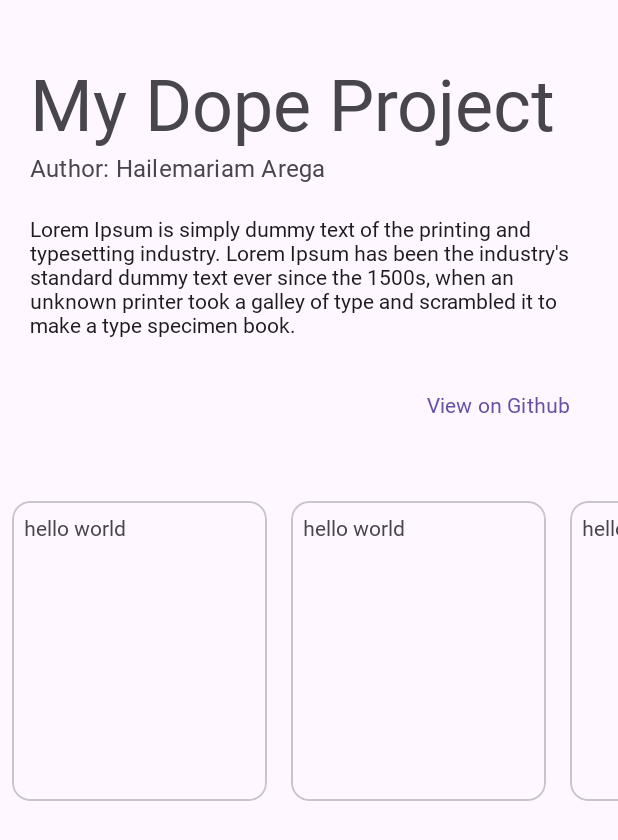
After one commit to brukted/leet-grind-hackaton, an Android app: the layout fragment_idea_detail.xml on its own in the app's theme, with its tools: preview values and no code run, on a phone screen of 412 x 824 dp. The commit adds this screen. Shown: the top 840 px of the screen. Run offline under Robolectric (Android 15) with nearby library versions, the phone set to English and light mode, and no system bars; network calls fail.

Commit message:
setup idea detail ui

```diff
--- a/android/ProjectFinder/app/src/main/res/layout/card_idea.xml
+++ b/android/ProjectFinder/app/src/main/res/layout/card_idea.xml
@@ -58,9 +58,7 @@
             app:layout_constraintEnd_toEndOf="parent"
             app:layout_constraintStart_toStartOf="parent"
             app:layout_constraintTop_toBottomOf="@+id/ideaDescription"
-            app:layout_constraintVertical_bias="0.0">
-
-        </com.google.android.material.chip.ChipGroup>
+            app:layout_constraintVertical_bias="0.0" />
 
     </androidx.constraintlayout.widget.ConstraintLayout>
 
--- /dev/null
+++ b/android/ProjectFinder/app/src/main/res/layout/fragment_idea_detail.xml
@@ -0,0 +1,88 @@
+<?xml version="1.0" encoding="utf-8"?>
+<androidx.constraintlayout.widget.ConstraintLayout xmlns:android="http://schemas.android.com/apk/res/android"
+    xmlns:app="http://schemas.android.com/apk/res-auto"
+    xmlns:tools="http://schemas.android.com/tools"
+    android:layout_width="match_parent"
+    android:layout_height="match_parent">
+
+    <TextView
+        android:id="@+id/ideaTitle"
+        android:layout_width="0dp"
+        android:layout_height="wrap_content"
+        android:layout_marginHorizontal="20dp"
+        android:layout_marginTop="36dp"
+        android:text="TextView"
+        android:textAppearance="@style/TextAppearance.MaterialComponents.Headline3"
+        app:layout_constraintEnd_toEndOf="parent"
+        app:layout_constraintStart_toStartOf="parent"
+        app:layout_constraintTop_toTopOf="parent"
+        tools:text="My Dope Project" />
+
+    <TextView
+        android:id="@+id/authorName"
+        android:layout_width="wrap_content"
+        android:layout_height="wrap_content"
+        android:textAppearance="@style/TextAppearance.Material3.ActionBar.Subtitle"
+        app:layout_constraintStart_toStartOf="@+id/ideaTitle"
+        app:layout_constraintTop_toBottomOf="@+id/ideaTitle"
+        tools:text="Author: Hailemariam Arega" />
+
+    <TextView
+        android:id="@+id/ideaDescription"
+        android:layout_width="0dp"
+        android:layout_height="wrap_content"
+        android:layout_marginStart="20dp"
+        android:layout_marginTop="20dp"
+        android:layout_marginEnd="20dp"
+        android:textAppearance="@style/TextAppearance.AppCompat.Body1"
+        app:layout_constraintEnd_toEndOf="parent"
+        app:layout_constraintStart_toStartOf="parent"
+        app:layout_constraintTop_toBottomOf="@+id/authorName"
+        tools:text="Lorem Ipsum is simply dummy text of the printing and typesetting industry. Lorem Ipsum has been the industry's standard dummy text ever since the 1500s, when an unknown printer took a galley of type and scrambled it to make a type specimen book." />
+
+    <com.google.android.material.chip.ChipGroup
+        android:id="@+id/ideaTags"
+        android:layout_width="match_parent"
+        android:layout_height="wrap_content"
+        android:layout_marginTop="10dp"
+        android:layout_marginHorizontal="20dp"
+        app:layout_constraintEnd_toEndOf="parent"
+        app:layout_constraintStart_toStartOf="parent"
+        app:layout_constraintTop_toBottomOf="@+id/ideaDescription"
+        app:layout_constraintVertical_bias="0.0" />
+
+    <Button
+        android:id="@+id/githubLink"
+        style="@style/Widget.Material3.Button.TextButton"
+        android:layout_width="wrap_content"
+        android:layout_height="wrap_content"
+        android:layout_marginTop="10dp"
+        android:text="@string/view_on_github"
+        app:layout_constraintTop_toBottomOf="@id/ideaTags"
+        app:layout_constraintEnd_toEndOf="@id/ideaTags" />
+
+    <androidx.recyclerview.widget.RecyclerView
+        android:id="@+id/gigsRecyclerView"
+        android:layout_width="match_parent"
+        android:layout_height="wrap_content"
+        android:layout_marginTop="40dp"
+        android:orientation="horizontal"
+        app:layoutManager="androidx.recyclerview.widget.LinearLayoutManager"
+        app:layout_constraintEnd_toEndOf="parent"
+        app:layout_constraintStart_toStartOf="parent"
+        app:layout_constraintTop_toBottomOf="@id/githubLink"
+        tools:listitem="@layout/temp_gig_item"
+        tools:itemCount="3" />
+
+    <ProgressBar
+        android:id="@+id/gigs_progress_bar"
+        style="?android:attr/progressBarStyle"
+        android:layout_width="wrap_content"
+        android:layout_height="wrap_content"
+        android:visibility="gone"
+        app:layout_constraintBottom_toBottomOf="@id/gigsRecyclerView"
+        app:layout_constraintEnd_toEndOf="@id/gigsRecyclerView"
+        app:layout_constraintStart_toStartOf="@id/gigsRecyclerView"
+        app:layout_constraintTop_toTopOf="@id/gigsRecyclerView" />
+
+</androidx.constraintlayout.widget.ConstraintLayout>
--- /dev/null
+++ b/android/ProjectFinder/app/src/main/res/layout/temp_gig_item.xml
@@ -0,0 +1,25 @@
+<?xml version="1.0" encoding="utf-8"?>
+<com.google.android.material.card.MaterialCardView xmlns:android="http://schemas.android.com/apk/res/android"
+    xmlns:app="http://schemas.android.com/apk/res-auto"
+    xmlns:tools="http://schemas.android.com/tools"
+    android:layout_width="170dp"
+    android:layout_height="200dp"
+    android:layout_marginHorizontal="8dp">
+
+    <androidx.constraintlayout.widget.ConstraintLayout
+        android:layout_width="match_parent"
+        android:layout_height="match_parent">
+
+        <TextView
+            android:id="@+id/gigTitle"
+            android:layout_width="wrap_content"
+            android:layout_height="wrap_content"
+            android:layout_marginTop="8dp"
+            android:layout_marginStart="8dp"
+            app:layout_constraintTop_toTopOf="parent"
+            app:layout_constraintStart_toStartOf="parent"
+            tools:text="hello world" />
+
+    </androidx.constraintlayout.widget.ConstraintLayout>
+
+</com.google.android.material.card.MaterialCardView>
--- a/android/ProjectFinder/app/src/main/res/values/strings.xml
+++ b/android/ProjectFinder/app/src/main/res/values/strings.xml
@@ -17,4 +17,5 @@
     <string name="no_applications_yet">No applications yet</string>
     <string name="no_ideas_found">No ideas found</string>
     <string name="my_notes">My Notes</string>
+    <string name="view_on_github">View on Github</string>
 </resources>
```
Also changed, not shown: android/ProjectFinder/app/src/main/java/com/leetgrind/projectfinder/ui/detail/GigsAdapter.kt (added, +37 -0 lines), android/ProjectFinder/app/src/main/java/com/leetgrind/projectfinder/ui/detail/GigsViewModel.kt (added, +20 -0 lines), android/ProjectFinder/app/src/main/java/com/leetgrind/projectfinder/ui/detail/IdeaDetailFragment.kt (added, +78 -0 lines).
